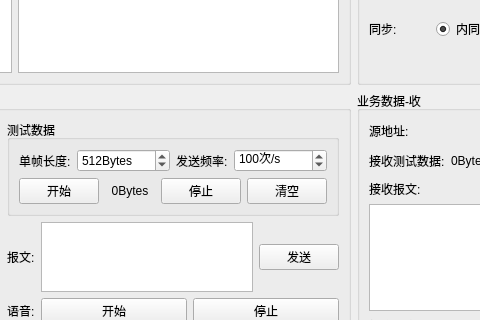
Old version of the form mainWin.ui in the repository Doun2017/pyQTwithUDP; both pictures show x 116 to 596 and y 112 to 432 of the 787 by 628 pixel window.
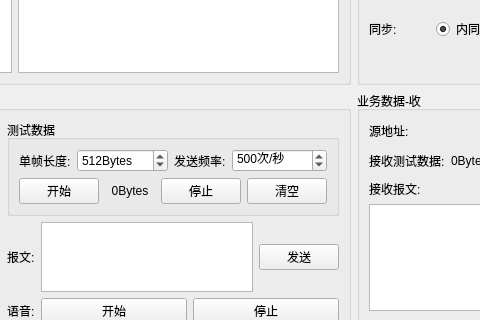
New version of the form.

```diff
--- a/mainWin.ui
+++ b/mainWin.ui
@@ -349,16 +349,19 @@
               <item>
                <widget class="QSpinBox" name="testDataSend_frequency_spinBox">
                 <property name="suffix">
-                 <string>次/s</string>
+                 <string>次/秒</string>
                 </property>
                 <property name="prefix">
                  <string/>
                 </property>
                 <property name="maximum">
-                 <number>9999</number>
+                 <number>999999</number>
+                </property>
+                <property name="singleStep">
+                 <number>500</number>
                 </property>
                 <property name="value">
-                 <number>100</number>
+                 <number>500</number>
                 </property>
                </widget>
               </item>
```
